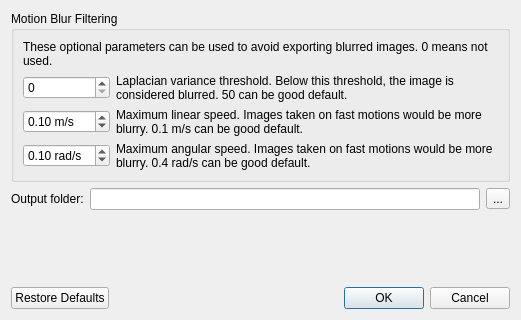
Qt form guilib/src/ui/exportBundlerDialog.ui (introlab/rtabmap) before a commit.
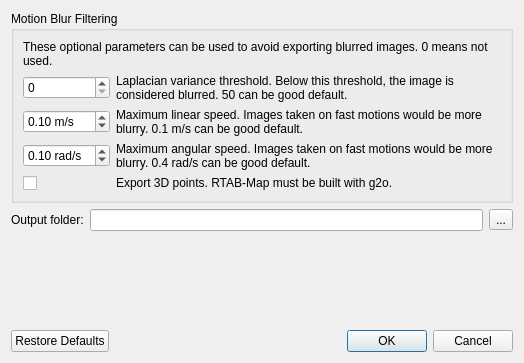
The same form after that commit.

Commit message: Fixed SIFT octave issue causing registration to always fail. Added Bundler export points option.

What changed in the file:
```diff
--- a/guilib/src/ui/exportBundlerDialog.ui
+++ b/guilib/src/ui/exportBundlerDialog.ui
@@ -6,8 +6,8 @@
    <rect>
     <x>0</x>
     <y>0</y>
-    <width>521</width>
-    <height>320</height>
+    <width>524</width>
+    <height>363</height>
    </rect>
   </property>
   <property name="windowTitle">
@@ -119,6 +119,26 @@
           </property>
          </widget>
         </item>
+        <item row="3" column="1">
+         <widget class="QLabel" name="label_43">
+          <property name="text">
+           <string>Export 3D points. RTAB-Map must be built with g2o.</string>
+          </property>
+          <property name="wordWrap">
+           <bool>true</bool>
+          </property>
+          <property name="textInteractionFlags">
+           <set>Qt::LinksAccessibleByMouse|Qt::TextSelectableByMouse</set>
+          </property>
+         </widget>
+        </item>
+        <item row="3" column="0">
+         <widget class="QCheckBox" name="checkBox_export_points">
+          <property name="text">
+           <string/>
+          </property>
+         </widget>
+        </item>
        </layout>
       </item>
      </layout>
```
The commit also changes 14 other files.
